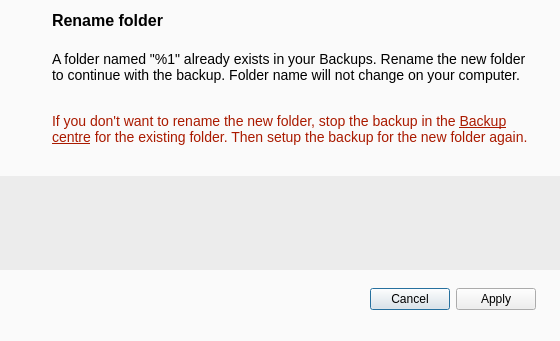
Above: src/MEGASync/syncs/gui/Backups/win/BackupNameConflictDialog.ui from meganz/MEGAsync before the change. Below: the same form after it.
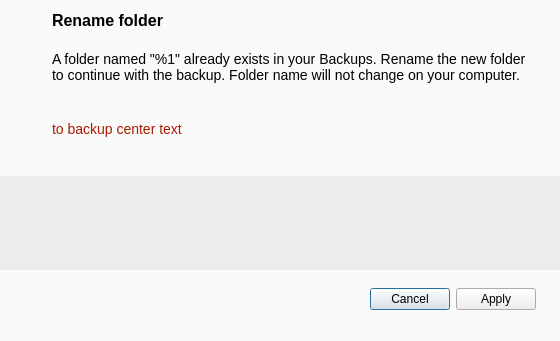
That is the form after the change. Icons and pictures are not drawn.

Commit message: rich text changed to ease translation tasks

The edit to the form file:
```diff
--- a/src/MEGASync/syncs/gui/Backups/win/BackupNameConflictDialog.ui
+++ b/src/MEGASync/syncs/gui/Backups/win/BackupNameConflictDialog.ui
@@ -125,10 +125,10 @@
 }</string>
        </property>
        <property name="text">
-        <string>&lt;html&gt;&lt;head/&gt;&lt;body&gt;&lt;p&gt;If you don't want to rename the new folder, stop the backup in the &lt;a href=&quot;https://13755-backup-center.developers.mega.co.nz/fm/backups&quot;&gt;&lt;span style=&quot; text-decoration: underline; color:#aa1a00;&quot;&gt;Backup centre&lt;/span&gt;&lt;/a&gt; for the existing folder. Then setup the backup for the new folder again. &lt;/p&gt;&lt;/body&gt;&lt;/html&gt;</string>
+        <string notr="true">to backup center text</string>
        </property>
        <property name="textFormat">
-        <enum>Qt::RichText</enum>
+        <enum>Qt::PlainText</enum>
        </property>
        <property name="wordWrap">
         <bool>true</bool>
```
The commit also changes 4 other files.
